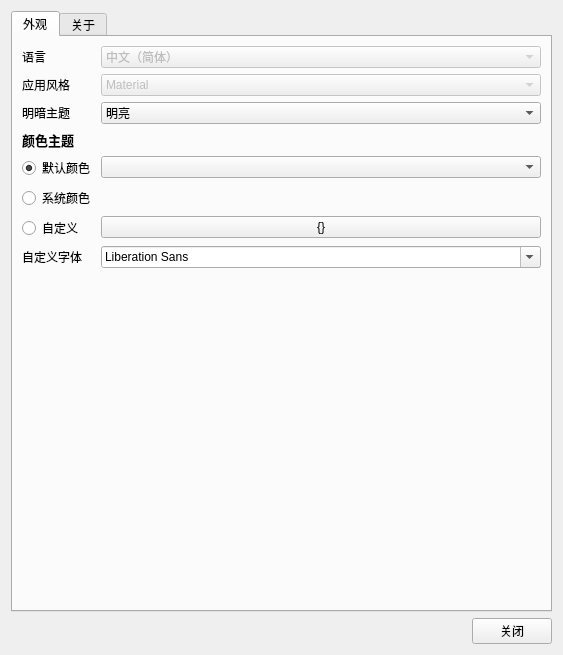
Old version of the form UISource/settings.ui in the repository HelloWRC/W-DesktopCountdown.
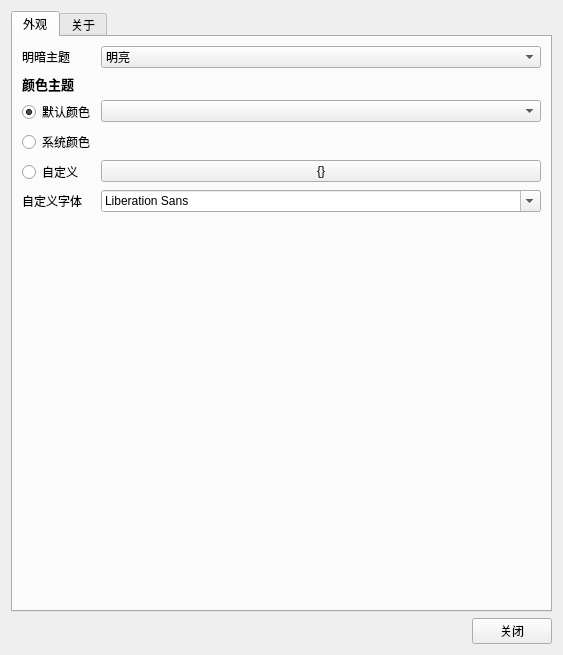
New version of the form. Icons and pictures are not drawn.

What changed in the file:
```diff
--- a/UISource/settings.ui
+++ b/UISource/settings.ui
@@ -34,27 +34,7 @@
        <string>外观</string>
       </attribute>
       <layout class="QFormLayout" name="formLayout_2">
-       <item row="0" column="0">
-        <widget class="QLabel" name="lb_lang">
-         <property name="text">
-          <string>语言</string>
-         </property>
-         <property name="buddy">
-          <cstring>cb_lang</cstring>
-         </property>
-        </widget>
-       </item>
        <item row="2" column="0">
-        <widget class="QLabel" name="lb_appstle">
-         <property name="text">
-          <string>应用风格</string>
-         </property>
-         <property name="buddy">
-          <cstring>cb_appstyle</cstring>
-         </property>
-        </widget>
-       </item>
-       <item row="4" column="0">
         <widget class="QLabel" name="lb_ldstyle">
          <property name="text">
           <string>明暗主题</string>
@@ -64,71 +44,7 @@
          </property>
         </widget>
        </item>
-       <item row="6" column="0">
-        <widget class="QLabel" name="lb_color">
-         <property name="text">
-          <string>&lt;html&gt;&lt;head/&gt;&lt;body&gt;&lt;p&gt;&lt;span style=&quot; font-size:10pt; font-weight:700;&quot;&gt;颜色主题&lt;/span&gt;&lt;/p&gt;&lt;/body&gt;&lt;/html&gt;</string>
-         </property>
-        </widget>
-       </item>
-       <item row="10" column="0" colspan="2">
-        <widget class="QRadioButton" name="rb_syscolor">
-         <property name="enabled">
-          <bool>true</bool>
-         </property>
-         <property name="text">
-          <string>系统颜色</string>
-         </property>
-        </widget>
-       </item>
-       <item row="11" column="0">
-        <widget class="QRadioButton" name="rb_customcolor">
-         <property name="enabled">
-          <bool>true</bool>
-         </property>
-         <property name="text">
-          <string>自定义</string>
-         </property>
-        </widget>
-       </item>
-       <item row="13" column="0">
-        <widget class="QLabel" name="lb_customfont">
-         <property name="text">
-          <string>自定义字体</string>
-         </property>
-         <property name="buddy">
-          <cstring>cb_custom_font</cstring>
-         </property>
-        </widget>
-       </item>
-       <item row="13" column="1">
-        <widget class="QFontComboBox" name="cb_custom_font"/>
-       </item>
-       <item row="0" column="1">
-        <widget class="QComboBox" name="cb_lang">
-         <property name="enabled">
-          <bool>false</bool>
-         </property>
-         <item>
-          <property name="text">
-           <string>中文（简体）</string>
-          </property>
-         </item>
-        </widget>
-       </item>
        <item row="2" column="1">
-        <widget class="QComboBox" name="cb_appstyle">
-         <property name="enabled">
-          <bool>false</bool>
-         </property>
-         <item>
-          <property name="text">
-           <string>Material</string>
-          </property>
-         </item>
-        </widget>
-       </item>
-       <item row="4" column="1">
         <widget class="QComboBox" name="cb_ldstyle">
          <property name="enabled">
           <bool>true</bool>
@@ -162,17 +78,14 @@
          </item>
         </widget>
        </item>
-       <item row="11" column="1">
-        <widget class="QPushButton" name="btn_selcolor">
+       <item row="4" column="0">
+        <widget class="QLabel" name="lb_color">
          <property name="text">
-          <string>{}</string>
+          <string>&lt;html&gt;&lt;head/&gt;&lt;body&gt;&lt;p&gt;&lt;span style=&quot; font-size:10pt; font-weight:700;&quot;&gt;颜色主题&lt;/span&gt;&lt;/p&gt;&lt;/body&gt;&lt;/html&gt;</string>
          </property>
         </widget>
        </item>
-       <item row="7" column="1">
-        <widget class="QComboBox" name="cb_colortheme"/>
-       </item>
-       <item row="7" column="0">
+       <item row="5" column="0">
         <widget class="QRadioButton" name="rb_default">
          <property name="text">
           <string>默认颜色</string>
@@ -182,6 +95,49 @@
          </property>
         </widget>
        </item>
+       <item row="5" column="1">
+        <widget class="QComboBox" name="cb_colortheme"/>
+       </item>
+       <item row="8" column="0" colspan="2">
+        <widget class="QRadioButton" name="rb_syscolor">
+         <property name="enabled">
+          <bool>true</bool>
+         </property>
+         <property name="text">
+          <string>系统颜色</string>
+         </property>
+        </widget>
+       </item>
+       <item row="9" column="0">
+        <widget class="QRadioButton" name="rb_customcolor">
+         <property name="enabled">
+          <bool>true</bool>
+         </property>
+         <property name="text">
+          <string>自定义</string>
+         </property>
+        </widget>
+       </item>
+       <item row="9" column="1">
+        <widget class="QPushButton" name="btn_selcolor">
+         <property name="text">
+          <string>{}</string>
+         </property>
+        </widget>
+       </item>
+       <item row="11" column="0">
+        <widget class="QLabel" name="lb_customfont">
+         <property name="text">
+          <string>自定义字体</string>
+         </property>
+         <property name="buddy">
+          <cstring>cb_custom_font</cstring>
+         </property>
+        </widget>
+       </item>
+       <item row="11" column="1">
+        <widget class="QFontComboBox" name="cb_custom_font"/>
+       </item>
       </layout>
      </widget>
      <widget class="QWidget" name="tab_about">
```
